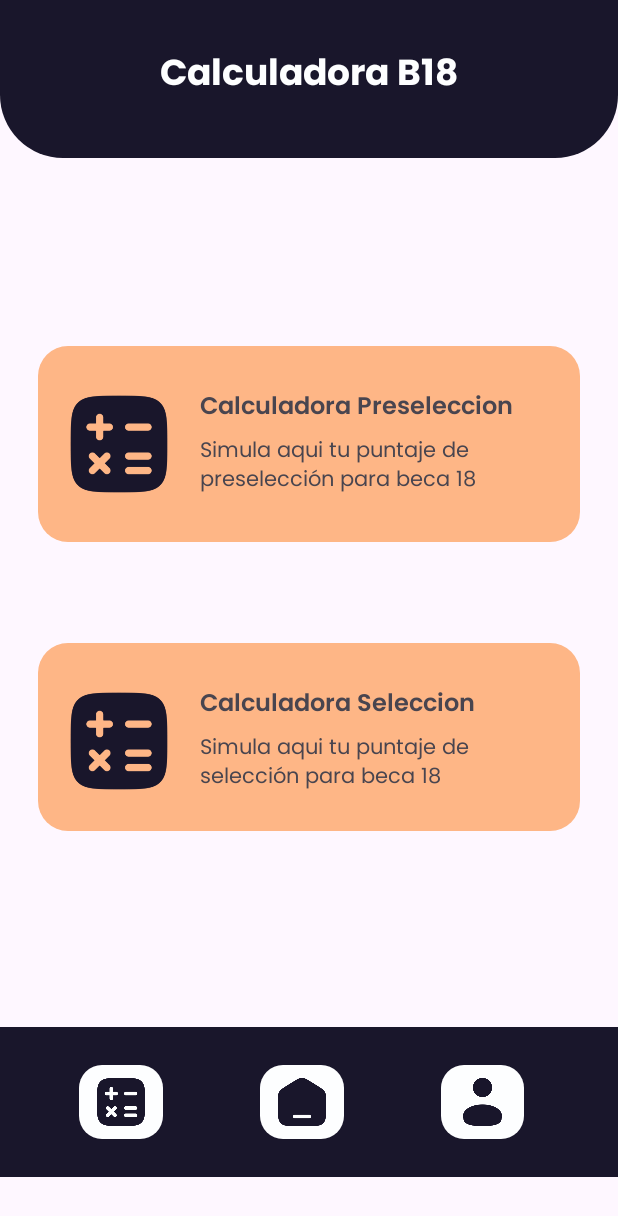
After one commit to JuffytoSegovia/Beca18calculatorprueba, an Android app: the CalculatorsActivity screen opened directly, with no data from a screen before it, on a phone screen of 412 x 824 dp. The commit adds this screen. Shown: the top 1216 px of the screen. Run offline under Robolectric (Android 15) with nearby library versions, the phone set to English and light mode, and no system bars.

Commit message:
calculadoras

```diff
--- a/app/src/main/AndroidManifest.xml
+++ b/app/src/main/AndroidManifest.xml
@@ -12,6 +12,9 @@
         android:supportsRtl="true"
         android:theme="@style/Theme.Beca18Calculator"
         tools:targetApi="31">
+        <activity
+            android:name=".CalculatorsActivity"
+            android:exported="false" />
         <activity
             android:name=".HomeActivity"
             android:exported="false" />
--- /dev/null
+++ b/app/src/main/java/com/example/beca18calculator/CalculatorsActivity.kt
@@ -0,0 +1,24 @@
+package com.example.beca18calculator
+
+import android.content.Intent
+import android.os.Bundle
+import androidx.appcompat.app.AppCompatActivity
+import com.example.beca18calculator.databinding.ActivityCalculatorsBinding
+
+class CalculatorsActivity : AppCompatActivity() {
+    private lateinit var binding: ActivityCalculatorsBinding
+    override fun onCreate(savedInstanceState: Bundle?) {
+        super.onCreate(savedInstanceState)
+        binding = ActivityCalculatorsBinding.inflate(layoutInflater)
+
+        setContentView(binding.root)
+
+        binding.goCals.setOnClickListener{
+            startActivity(Intent(this@CalculatorsActivity, CalculatorsActivity::class.java))
+        }
+
+        binding.goHome.setOnClickListener{
+            startActivity(Intent(this@CalculatorsActivity, HomeActivity::class.java))
+        }
+    }
+}
--- a/app/src/main/java/com/example/beca18calculator/HomeActivity.kt
+++ b/app/src/main/java/com/example/beca18calculator/HomeActivity.kt
@@ -1,14 +1,23 @@
 package com.example.beca18calculator
 
+import android.content.Intent
 import android.os.Bundle
-import androidx.activity.enableEdgeToEdge
 import androidx.appcompat.app.AppCompatActivity
-import androidx.core.view.ViewCompat
-import androidx.core.view.WindowInsetsCompat
+import com.example.beca18calculator.databinding.ActivityHomeBinding
 
 class HomeActivity : AppCompatActivity() {
+    private lateinit var binding: ActivityHomeBinding
     override fun onCreate(savedInstanceState: Bundle?) {
         super.onCreate(savedInstanceState)
-        setContentView(R.layout.activity_home)
+        binding=ActivityHomeBinding.inflate(layoutInflater)
+        setContentView(binding.root)
+
+        binding.goCals.setOnClickListener{
+            startActivity(Intent(this@HomeActivity, CalculatorsActivity::class.java))
+        }
+
+        binding.goHome.setOnClickListener{
+            startActivity(Intent(this@HomeActivity, HomeActivity::class.java))
+        }
     }
 }
--- /dev/null
+++ b/app/src/main/res/drawable/opc_bg_orange.xml
@@ -0,0 +1,9 @@
+<?xml version="1.0" encoding="utf-8"?>
+<selector xmlns:android="http://schemas.android.com/apk/res/android">
+    <item>
+        <shape android:shape="rectangle">
+            <solid android:color="@color/orange"/>
+            <corners android:radius="20dp"/>
+        </shape>
+    </item>
+</selector>
--- /dev/null
+++ b/app/src/main/res/layout/activity_calculators.xml
@@ -0,0 +1,179 @@
+<?xml version="1.0" encoding="utf-8"?>
+<androidx.constraintlayout.widget.ConstraintLayout xmlns:android="http://schemas.android.com/apk/res/android"
+    xmlns:app="http://schemas.android.com/apk/res-auto"
+    xmlns:tools="http://schemas.android.com/tools"
+    android:id="@+id/main"
+    android:layout_width="match_parent"
+    android:layout_height="match_parent"
+    tools:context=".CalculatorsActivity">
+
+    <ScrollView
+        android:layout_width="match_parent"
+        android:layout_height="match_parent">
+
+        <LinearLayout
+            android:layout_width="match_parent"
+            android:layout_height="wrap_content"
+            android:orientation="vertical">
+
+            <LinearLayout
+                android:layout_width="match_parent"
+                android:layout_height="105dp"
+                android:layout_marginBottom="100dp"
+                android:background="@drawable/black_bg_top"
+                android:orientation="vertical">
+
+                <TextView
+                    android:id="@+id/textView4"
+                    android:layout_width="match_parent"
+                    android:layout_height="match_parent"
+                    android:fontFamily="@font/poppins_bold"
+                    android:paddingTop="30dp"
+                    android:text="@string/appName"
+                    android:textAlignment="center"
+                    android:textColor="@color/white"
+                    android:textSize="24sp" />
+            </LinearLayout>
+
+
+            <LinearLayout
+                android:layout_width="match_parent"
+                android:layout_height="match_parent"
+                android:layout_margin="25dp"
+                android:background="@drawable/opc_bg_orange"
+                android:orientation="horizontal"
+                android:padding="15dp">
+
+                <ImageView
+                    android:id="@+id/imageView4"
+                    android:layout_width="170dp"
+                    android:layout_height="100dp"
+                    android:layout_marginEnd="15dp"
+                    android:layout_weight="1"
+                    android:contentDescription="@string/logoCal"
+                    app:srcCompat="@drawable/calculator_black" />
+
+                <LinearLayout
+                    android:layout_width="match_parent"
+                    android:layout_height="match_parent"
+                    android:layout_weight="1"
+                    android:orientation="vertical"
+                    android:paddingTop="12dp"
+                    android:paddingBottom="12dp">
+
+                    <TextView
+                        android:id="@+id/textView8"
+                        android:layout_width="match_parent"
+                        android:layout_height="wrap_content"
+                        android:fontFamily="@font/poppins_semibold"
+                        android:text="@string/calPre"
+                        android:textSize="16sp" />
+
+                    <TextView
+                        android:id="@+id/textView9"
+                        android:layout_width="match_parent"
+                        android:layout_height="wrap_content"
+                        android:layout_marginTop="3dp"
+                        android:fontFamily="@font/poppins_regular"
+                        android:text="@string/calPreDesc"
+                        android:textSize="14sp" />
+                </LinearLayout>
+
+            </LinearLayout>
+
+            <LinearLayout
+                android:layout_width="match_parent"
+                android:layout_height="125dp"
+                android:orientation="horizontal"
+                android:layout_marginTop="42dp"
+                android:layout_marginStart="25dp"
+                android:layout_marginEnd="25dp"
+                android:layout_marginBottom="25dp"
+                android:padding="15dp"
+                android:background="@drawable/opc_bg_orange">
+
+                <ImageView
+                    android:id="@+id/imageView3"
+                    android:layout_width="170dp"
+                    android:layout_height="100dp"
+                    android:layout_marginEnd="15dp"
+                    android:layout_weight="1"
+                    android:contentDescription="@string/logoCal"
+                    app:srcCompat="@drawable/calculator_black" />
+
+                <LinearLayout
+                    android:layout_width="match_parent"
+                    android:layout_height="match_parent"
+                    android:layout_weight="1"
+                    android:orientation="vertical"
+                    android:paddingTop="12dp"
+                    android:paddingBottom="12dp">
+
+                    <TextView
+                        android:id="@+id/textView6"
+                        android:layout_width="match_parent"
+                        android:layout_height="wrap_content"
+                        android:fontFamily="@font/poppins_semibold"
+                        android:text="@string/calSel"
+                        android:textSize="16sp" />
+
+                    <TextView
+                        android:id="@+id/textView7"
+                        android:layout_width="match_parent"
+                        android:layout_height="wrap_content"
+                        android:layout_marginTop="3dp"
+                        android:fontFamily="@font/poppins_regular"
+                        android:text="@string/calSelDesc"
+                        android:textSize="14sp" />
+                </LinearLayout>
+
+            </LinearLayout>
+
+            <LinearLayout
+                android:layout_width="match_parent"
+                android:layout_height="100dp"
+                android:layout_marginTop="105dp"
+                android:background="@color/black"
+                android:orientation="horizontal"
+                android:padding="25dp">
+
+                <ImageView
+                    android:id="@+id/goCals"
+                    android:layout_width="wrap_content"
+                    android:layout_height="wrap_content"
+                    android:layout_marginStart="27dp"
+                    android:layout_marginEnd="37dp"
+                    android:layout_weight="1"
+                    android:background="@drawable/circule_white"
+                    android:contentDescription="@string/logoCal"
+                    android:padding="5dp"
+                    app:srcCompat="@drawable/calculator_black" />
+
+                <ImageView
+                    android:id="@+id/goHome"
+                    android:layout_width="wrap_content"
+                    android:layout_height="wrap_content"
+                    android:layout_marginStart="27dp"
+                    android:layout_marginEnd="37dp"
+                    android:layout_weight="1"
+                    android:background="@drawable/circule_white"
+                    android:contentDescription="@string/logoHome"
+                    android:padding="5dp"
+                    app:srcCompat="@drawable/home" />
+
+                <ImageView
+                    android:id="@+id/imageView7"
+                    android:layout_width="wrap_content"
+                    android:layout_height="wrap_content"
+                    android:layout_marginStart="27dp"
+                    android:layout_marginEnd="37dp"
+                    android:layout_weight="1"
+                    android:background="@drawable/circule_white"
+                    android:contentDescription="@string/logoUser"
+                    android:padding="5dp"
+                    app:srcCompat="@drawable/user" />
+            </LinearLayout>
+
+        </LinearLayout>
+    </ScrollView>
+</androidx.constraintlayout.widget.ConstraintLayout>
--- a/app/src/main/res/layout/activity_home.xml
+++ b/app/src/main/res/layout/activity_home.xml
@@ -88,7 +88,7 @@
                 android:padding="25dp">
 
                 <ImageView
-                    android:id="@+id/imageView5"
+                    android:id="@+id/goCals"
                     android:layout_width="wrap_content"
                     android:layout_height="wrap_content"
                     android:layout_marginStart="27dp"
@@ -100,7 +100,7 @@
                     app:srcCompat="@drawable/calculator_black" />
 
                 <ImageView
-                    android:id="@+id/imageView6"
+                    android:id="@+id/goHome"
                     android:layout_width="wrap_content"
                     android:layout_height="wrap_content"
                     android:layout_marginStart="27dp"
--- a/app/src/main/res/values/strings.xml
+++ b/app/src/main/res/values/strings.xml
@@ -9,13 +9,17 @@
     <string name="imgGuide"> Img Guide </string>
     <string name="dot">Dot Nav</string>
     <string name="arrow">Next</string>
-    <string name="guideOne"><font color="#FEB686"> Calculadora B18 </font>  toda la ayuda para que puedas ser seleccionado en el proceso de Beca 18. </string>
-    <string name="guideTwo"> <font color="#FEB686"> Calculadora Preseleccion </font> calcula y simula tu puntaje de preselección en Beca 18 2025. </string>
-    <string name="guideThree"> <font color="#FEB686"> Calculadora Seleccion </font> calcula y simula tu puntaje de seleccion en Beca 18 2025. </string>
-    <string name="logoBeca"> Beca 18</string>
-    <string name="logoCal"> Calculadoras</string>
-    <string name="logoHome"> Home</string>
-    <string name="logoUser"> User</string>
-    <string name="post"> Postular a Beca 18</string>
+    <string name="guideOne"><font color="#FEB686">Calculadora B18 </font>  toda la ayuda para que puedas ser seleccionado en el proceso de Beca 18. </string>
+    <string name="guideTwo"> <font color="#FEB686">Calculadora Preseleccion </font> calcula y simula tu puntaje de preselección en Beca 18 2025. </string>
+    <string name="guideThree"> <font color="#FEB686">Calculadora Seleccion </font> calcula y simula tu puntaje de seleccion en Beca 18 2025. </string>
+    <string name="logoBeca">Beca 18</string>
+    <string name="logoCal">Calculadoras</string>
+    <string name="logoHome">Home</string>
+    <string name="logoUser">User</string>
+    <string name="post">Postular a Beca 18</string>
+    <string name="calPre">Calculadora Preseleccion</string>
+    <string name="calPreDesc">Simula aqui tu puntaje de preselección para beca 18</string>
+    <string name="calSel">Calculadora Seleccion</string>
+    <string name="calSelDesc">Simula aqui tu puntaje de selección para beca 18</string>
     <string name="homeDesc"> Aqui encontraras toda la ayuda necesaria para que puedas ser seleccionado en el proceso de Beca 18. La cual es una beca para que peruanos de buen rendimiento académico y de escasos recursos económicos estudien una carrera profesional, con todos los gastos cubiertos por el Estado. </string>
 </resources>
```
